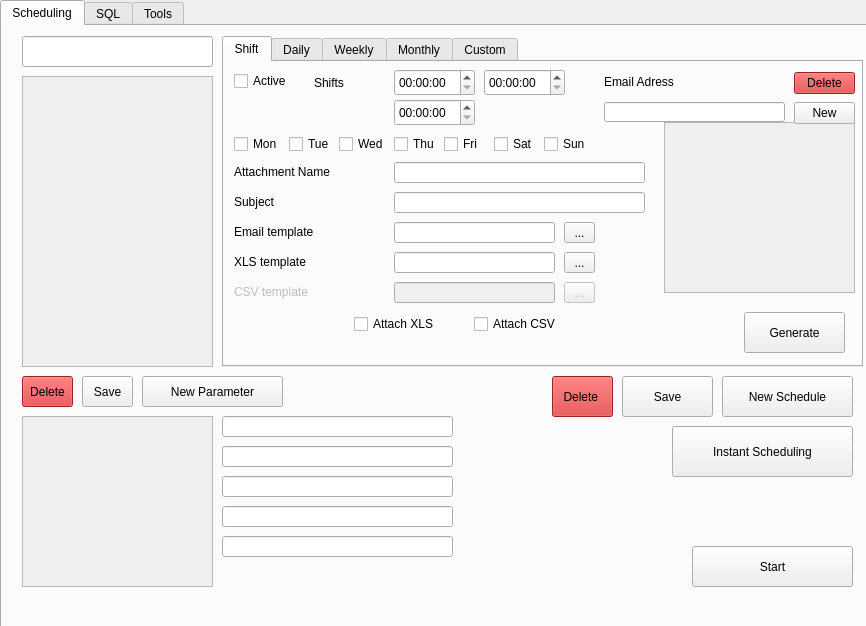
Above: reporter.ui from Davebudil/reporter before the change. Below: the same form after it.
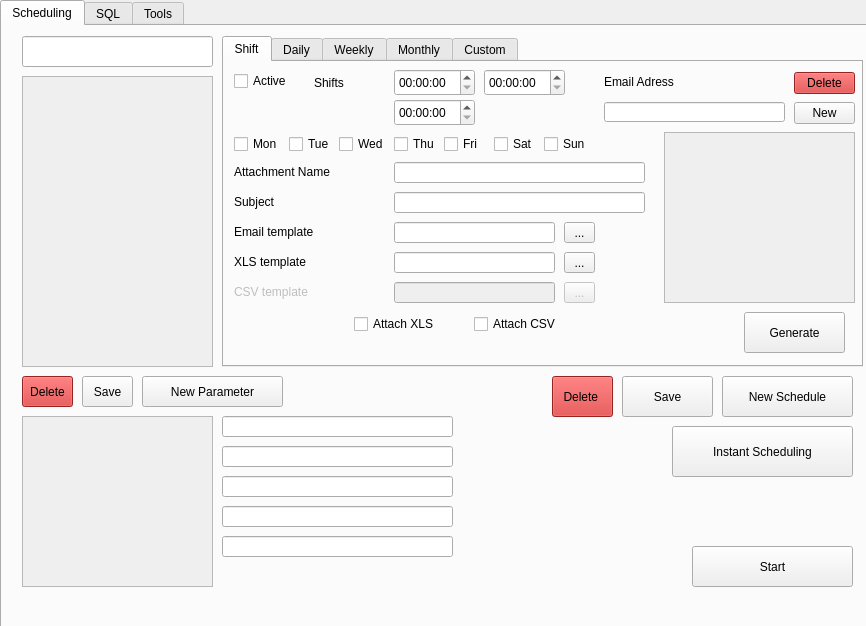
That is the form after the change.

```diff
--- a/reporter.ui
+++ b/reporter.ui
@@ -561,7 +561,7 @@
         <property name="geometry">
          <rect>
           <x>440</x>
-          <y>60</y>
+          <y>70</y>
           <width>191</width>
           <height>171</height>
          </rect>
```
